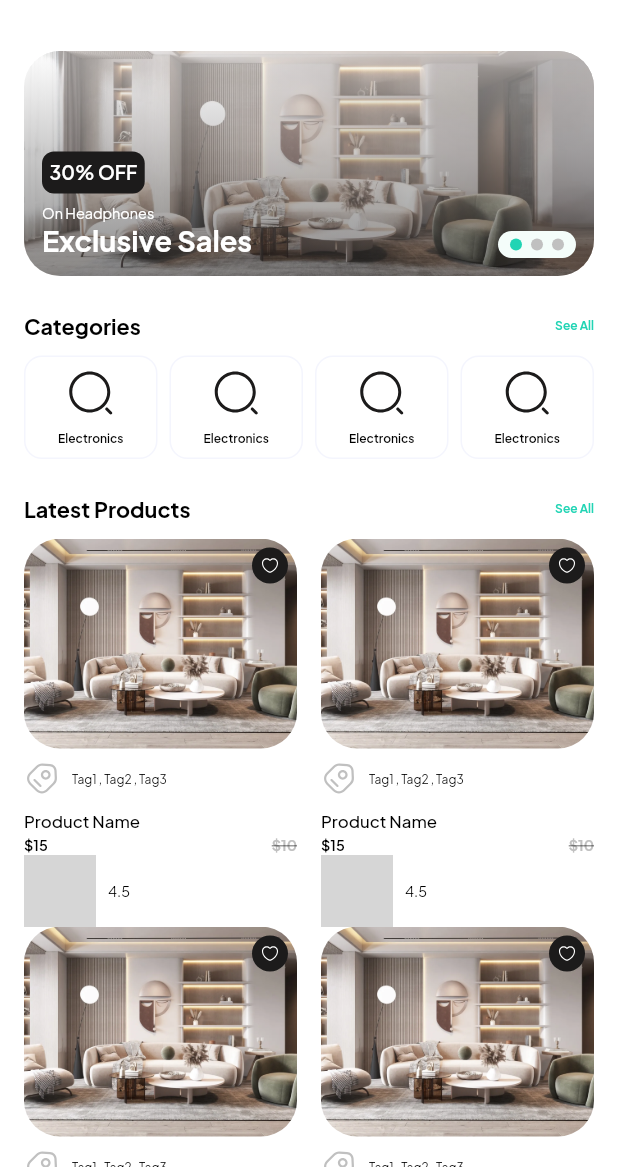
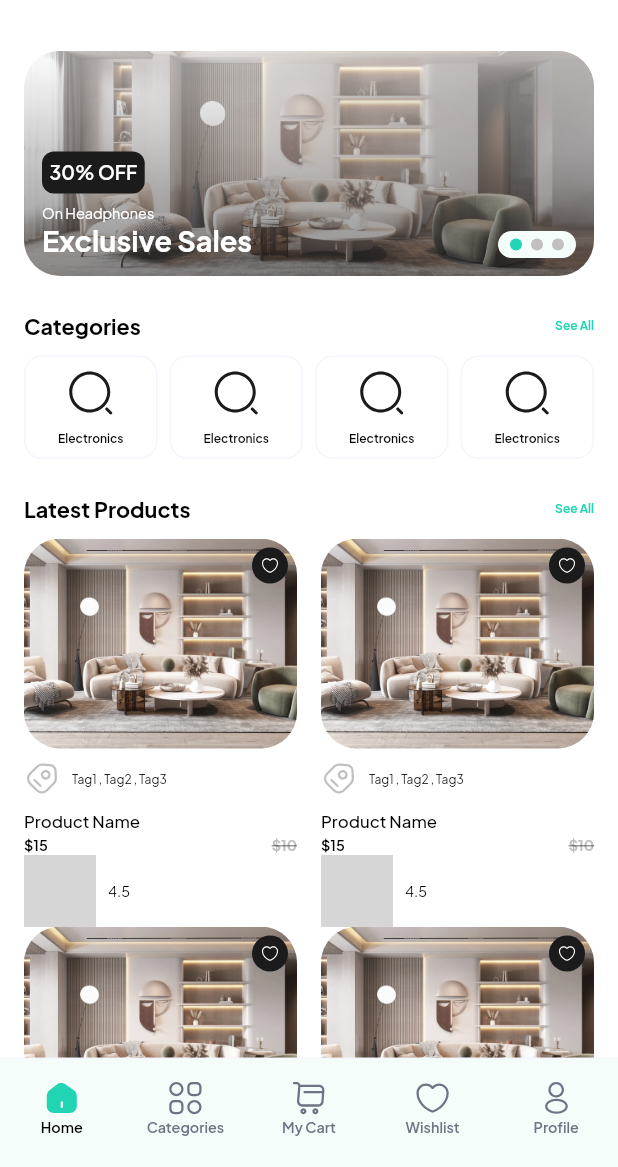
Before and after one commit to HishamElnemr/fit_body, a Flutter app: the screen it shows after launch, on a phone screen of 412 x 824 dp, the part 69-1236 px from its top. Run offline on Flutter 3.47's test engine with Material 3 defaults, Android fonts, the phone set to English and light mode, and no system bars; drawn by our look-alikes of dots_indicator; our stand-ins replace bloc, dio, flutter_bloc, flutter_svg, get_it, retrofit and 1 more; generated files the repository leaves out were written again; grey boxes are pictures that could not be loaded.

Commit message:
Implement core application layout with bottom navigation and routing, including new navigation icons.

```diff
--- a/lib/core/routes/app_routes.dart
+++ b/lib/core/routes/app_routes.dart
@@ -2,6 +2,7 @@ import 'package:fb_fitbody/core/routes/routes_name.dart';
 import 'package:fb_fitbody/features/auth/presentation/views/login_view.dart';
 import 'package:fb_fitbody/features/auth/presentation/views/signup_view.dart';
 import 'package:fb_fitbody/features/home/presentation/views/home_view.dart';
+import 'package:fb_fitbody/features/layout/presentation/views/layout_view.dart';
 import 'package:fb_fitbody/features/onboarding/presentation/on_boarding_view/on_boarding_view.dart';
 import 'package:fb_fitbody/features/splash/presentation/splash_view/splash_view.dart';
 import 'package:flutter/material.dart';
@@ -17,6 +18,9 @@ class AppRoutes {
 
       case RoutesName.login:
         return MaterialPageRoute(builder: (context) => const LoginView());
+
+      case RoutesName.layoutView:
+        return MaterialPageRoute(builder: (context) => const LayoutView());
 
       case RoutesName.home:
         return MaterialPageRoute(builder: (context) => const HomeView());
--- a/lib/core/routes/routes_name.dart
+++ b/lib/core/routes/routes_name.dart
@@ -3,5 +3,6 @@ class RoutesName {
   static const String onBoarding = 'on_boarding_view';
   static const String login = 'login_view';
   static const String signUp = 'signup_view';
+  static const String layoutView = 'layout_view';
   static const String home = 'home_view';
 }
--- a/lib/core/utils/app_images.dart
+++ b/lib/core/utils/app_images.dart
@@ -18,9 +18,17 @@ class Assets {
   /// Assets/images/arrow_left.svg
   static const String assetsImagesArrowLeft = "Assets/images/arrow_left.svg";
 
+  /// Assets for assetsImagesCategoryActive
+  /// Assets/images/category_active.svg
+  static const String assetsImagesCategoryActive = "Assets/images/category_active.svg";
+
   /// Assets for assetsImagesCategoryIcon
   /// Assets/images/category_icon.svg
   static const String assetsImagesCategoryIcon = "Assets/images/category_icon.svg";
+
+  /// Assets for assetsImagesCategoryInactive
+  /// Assets/images/category_inactive.svg
+  static const String assetsImagesCategoryInactive = "Assets/images/category_inactive.svg";
 
   /// Assets for assetsImagesEye
   /// Assets/images/eye.svg
@@ -42,6 +50,22 @@ class Assets {
   /// Assets/images/google.svg
   static const String assetsImagesGoogle = "Assets/images/google.svg";
 
+  /// Assets for assetsImagesHeartActive
+  /// Assets/images/heart_active.svg
+  static const String assetsImagesHeartActive = "Assets/images/heart_active.svg";
+
+  /// Assets for assetsImagesHeartInactive
+  /// Assets/images/heart_inactive.svg
+  static const String assetsImagesHeartInactive = "Assets/images/heart_inactive.svg";
+
+  /// Assets for assetsImagesHomeActive
+  /// Assets/images/home_active.svg
+  static const String assetsImagesHomeActive = "Assets/images/home_active.svg";
+
+  /// Assets for assetsImagesHomeInactive
+  /// Assets/images/home_inactive.svg
+  static const String assetsImagesHomeInactive = "Assets/images/home_inactive.svg";
+
   /// Assets for assetsImagesIcon
   /// Assets/images/icon.svg
   static const String assetsImagesIcon = "Assets/images/icon.svg";
@@ -49,6 +73,14 @@ class Assets {
   /// Assets for assetsImagesLivingRoomModernStyle3dScenesInteriorDesign145
   /// Assets/images/living-room-modern-style-3d-scenes-interior-design-145.webp
   static const String assetsImagesLivingRoomModernStyle3dScenesInteriorDesign145 = "Assets/images/living-room-modern-style-3d-scenes-interior-design-145.webp";
+
+  /// Assets for assetsImagesProfileActive
+  /// Assets/images/profile_active.svg
+  static const String assetsImagesProfileActive = "Assets/images/profile_active.svg";
+
+  /// Assets for assetsImagesProfileInactive
+  /// Assets/images/profile_inactive.svg
+  static const String assetsImagesProfileInactive = "Assets/images/profile_inactive.svg";
 
   /// Assets for assetsImagesRating
   /// Assets/images/rating.svg
@@ -58,6 +90,14 @@ class Assets {
   /// Assets/images/search_normal.svg
   static const String assetsImagesSearchNormal = "Assets/images/search_normal.svg";
 
+  /// Assets for assetsImagesShoppingCartActive
+  /// Assets/images/shopping_cart_active.svg
+  static const String assetsImagesShoppingCartActive = "Assets/images/shopping_cart_active.svg";
+
+  /// Assets for assetsImagesShoppingCartInactive
+  /// Assets/images/shopping_cart_inactive.svg
+  static const String assetsImagesShoppingCartInactive = "Assets/images/shopping_cart_inactive.svg";
+
   /// Assets for assetsImagesTagIcon
   /// Assets/images/tag_icon.svg
   static const String assetsImagesTagIcon = "Assets/images/tag_icon.svg";
--- /dev/null
+++ b/lib/features/layout/presentation/cubit/layout_cubit.dart
@@ -0,0 +1,8 @@
+import 'package:bloc/bloc.dart';
+
+
+class LayoutCubit extends Cubit<int> {
+  LayoutCubit() : super(0);
+
+  void changeLayout(int index) => emit(index);
+}
--- /dev/null
+++ b/lib/features/layout/presentation/views/layout_view.dart
@@ -0,0 +1,37 @@
+import 'package:fb_fitbody/features/home/presentation/views/home_view.dart';
+import 'package:fb_fitbody/features/layout/presentation/cubit/layout_cubit.dart';
+import 'package:fb_fitbody/features/layout/presentation/widgets/custom_bottom_navigation_bar.dart';
+import 'package:flutter/material.dart';
+import 'package:flutter_bloc/flutter_bloc.dart';
+
+class LayoutView extends StatelessWidget {
+  const LayoutView({super.key});
+
+  static const List<Widget> _screens = [
+    HomeView(),
+    Scaffold(body: Center(child: Text('Categories'))),
+    Scaffold(body: Center(child: Text('Cart'))),
+    Scaffold(body: Center(child: Text('Wishlist'))),
+    Scaffold(body: Center(child: Text('Profile'))),
+  ];
+
+  @override
+  Widget build(BuildContext context) {
+    return BlocProvider(
+      create: (context) => LayoutCubit(),
+      child: BlocBuilder<LayoutCubit, int>(
+        builder: (context, currentIndex) {
+          return Scaffold(
+            body: IndexedStack(index: currentIndex, children: _screens),
+            bottomNavigationBar: CustomBottomNavigationBar(
+              currentIndex: currentIndex,
+              onTap: (index) {
+                context.read<LayoutCubit>().changeLayout(index);
+              },
+            ),
+          );
+        },
+      ),
+    );
+  }
+}
--- /dev/null
+++ b/lib/features/layout/presentation/widgets/custom_bottom_navigation_bar.dart
@@ -0,0 +1,94 @@
+import 'package:fb_fitbody/core/utils/app_images.dart';
+import 'package:fb_fitbody/features/layout/presentation/widgets/custom_nav_bar_items.dart';
+import 'package:flutter/material.dart';
+
+class CustomBottomNavigationBar extends StatelessWidget {
+  const CustomBottomNavigationBar({
+    super.key,
+    required this.currentIndex,
+    required this.onTap,
+  });
+
+  final int currentIndex;
+  final ValueChanged<int> onTap;
+
+  @override
+  Widget build(BuildContext context) {
+    return Container(
+      decoration: BoxDecoration(
+      color: Theme.of(context).colorScheme.primaryFixed,
+        border: Border(
+          top: BorderSide(
+            color: Theme.of(context).colorScheme.onTertiary,
+            width: 1,
+          ),
+        ),
+      ),
+      child: BottomNavigationBar(
+        currentIndex: currentIndex,
+        type: BottomNavigationBarType.fixed,
+        showSelectedLabels: false,
+        showUnselectedLabels: false,
+        elevation: 0,
+        onTap: onTap,
+        items: const [
+          BottomNavigationBarItem(
+            icon: InactiveIcon(
+              iconPath: Assets.assetsImagesHomeInactive,
+              name: 'Home',
+            ),
+            activeIcon: ActiveIcon(
+              iconPath: Assets.assetsImagesHomeActive,
+              name: 'Home',
+            ),
+            label: 'Home',
+          ),
+          BottomNavigationBarItem(
+            icon: InactiveIcon(
+              iconPath: Assets.assetsImagesCategoryInactive,
+              name: 'Categories',
+            ),
+            activeIcon: ActiveIcon(
+              iconPath: Assets.assetsImagesCategoryActive,
+              name: 'Categories',
+            ),
+            label: 'Categories',
+          ),
+          BottomNavigationBarItem(
+            icon: InactiveIcon(
+              iconPath: Assets.assetsImagesShoppingCartInactive,
+              name: 'My Cart',
+            ),
+            activeIcon: ActiveIcon(
+              iconPath: Assets.assetsImagesShoppingCartActive,
+              name: 'My Cart',
+            ),
+            label: 'My Cart',
+          ),
+          BottomNavigationBarItem(
+            icon: InactiveIcon(
+              iconPath: Assets.assetsImagesHeartInactive,
+              name: 'Wishlist',
+            ),
+            activeIcon: ActiveIcon(
+              iconPath: Assets.assetsImagesHeartActive,
+              name: 'Wishlist',
+            ),
+            label: 'Wishlist',
+          ),
+          BottomNavigationBarItem(
+            icon: InactiveIcon(
+              iconPath: Assets.assetsImagesProfileInactive,
+              name: 'Profile',
+            ),
+            activeIcon: ActiveIcon(
+              iconPath: Assets.assetsImagesProfileActive,
+              name: 'Profile',
+            ),
+            label: 'Profile',
+          ),
+        ],
+      ),
+    );
+  }
+}
--- /dev/null
+++ b/lib/features/layout/presentation/widgets/custom_nav_bar_items.dart
@@ -0,0 +1,49 @@
+import 'package:fb_fitbody/core/constants/app_colors.dart';
+import 'package:fb_fitbody/core/utils/app_styles.dart';
+import 'package:flutter/material.dart';
+import 'package:flutter_svg/flutter_svg.dart';
+
+class ActiveIcon extends StatelessWidget {
+  const ActiveIcon({super.key, required this.iconPath, required this.name});
+
+  final String iconPath;
+  final String name;
+
+  @override
+  Widget build(BuildContext context) {
+    return Center(
+      child: Column(
+        mainAxisSize: MainAxisSize.min,
+        children: [
+          SvgPicture.asset(iconPath, width: 24, height: 24),
+          Text(name, style: AppStyles.captionSemiBold12(context)),
+        ],
+      ),
+    );
+  }
+}
+
+class InactiveIcon extends StatelessWidget {
+  const InactiveIcon({super.key, required this.iconPath, required this.name});
+
+  final String iconPath;
+  final String name;
+
+  @override
+  Widget build(BuildContext context) {
+    return Center(
+      child: Column(
+        mainAxisSize: MainAxisSize.min,
+        children: [
+          SvgPicture.asset(iconPath, width: 24, height: 24),
+          Text(
+            name,
+            style: AppStyles.captionSemiBold12(
+              context,
+            ).copyWith(color: AppColors.lightGrey150),
+          ),
+        ],
+      ),
+    );
+  }
+}
--- a/lib/features/splash/presentation/widgets/splash_view_body.dart
+++ b/lib/features/splash/presentation/widgets/splash_view_body.dart
@@ -16,7 +16,7 @@ class _SplashViewBodyState extends State<SplashViewBody> {
   void initState() {
     super.initState();
     Future.delayed(const Duration(seconds: 3), () {
-      Navigator.pushReplacementNamed(context, RoutesName.home);
+      Navigator.pushReplacementNamed(context, RoutesName.layoutView);
     });
   }
 
```
Also changed, not shown: Assets/images/category_active.svg (added), Assets/images/category_inactive.svg (added), Assets/images/heart_active.svg (added), Assets/images/heart_inactive.svg (added), Assets/images/home_active.svg (added), Assets/images/home_inactive.svg (added), Assets/images/profile_active.svg (added), Assets/images/profile_inactive.svg (added), Assets/images/shopping_cart_active.svg (added), Assets/images/shopping_cart_inactive.svg (added).
